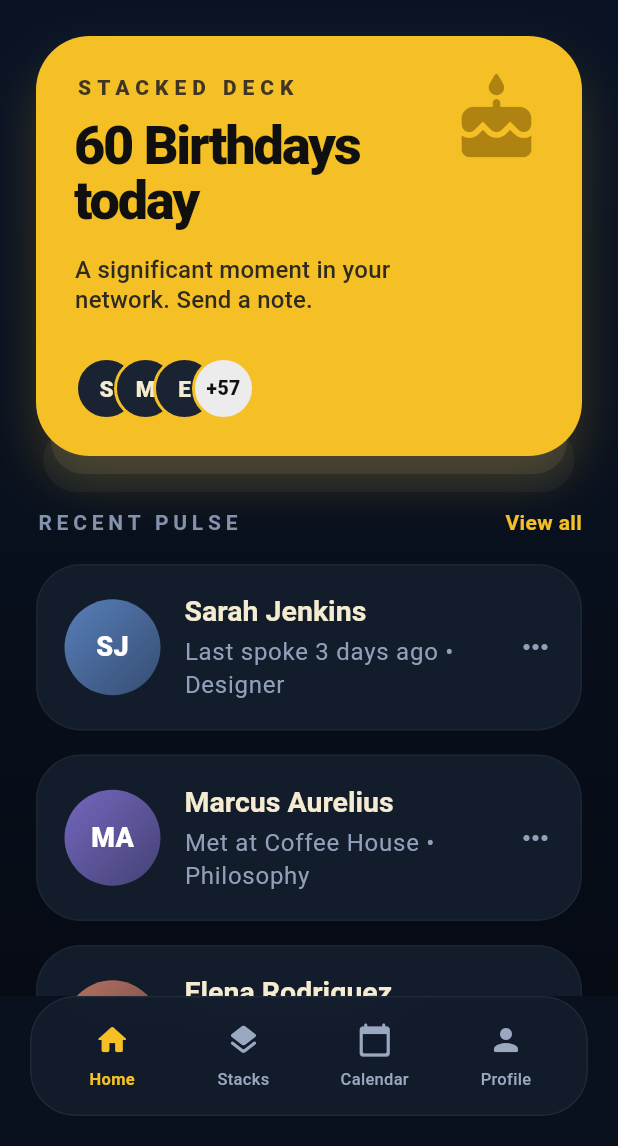
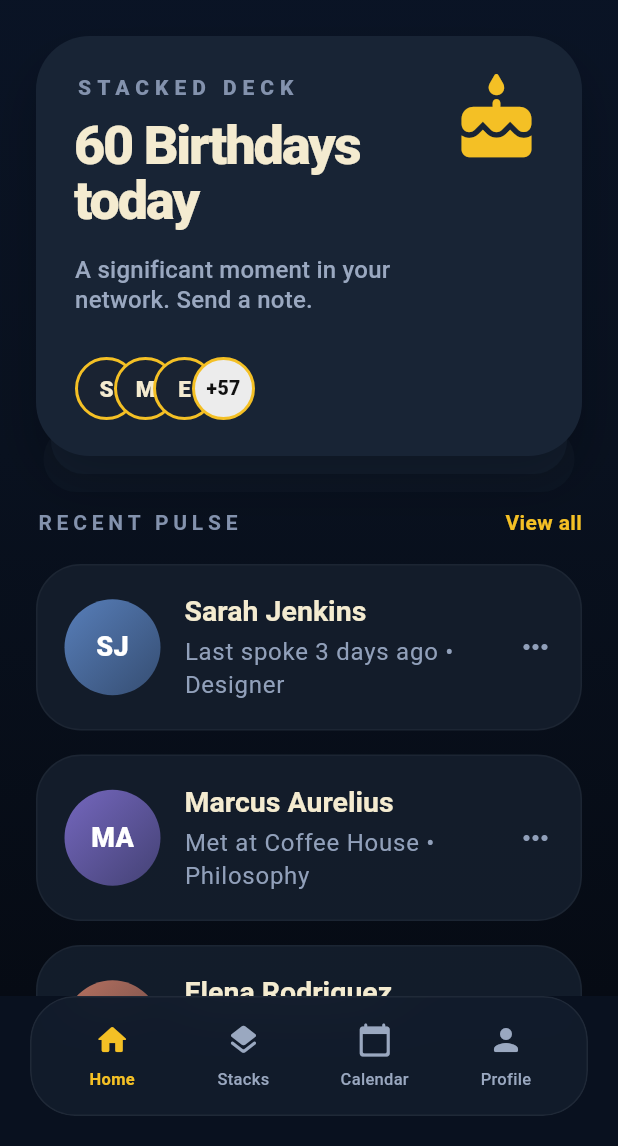
Before and after one commit to favodev/pith, a Flutter app: the screen it shows after launch, after a tap on the "search" icon, after a tap on the "close" icon, on a phone screen of 412 x 824 dp, the part 90-1236 px from its top. Run offline on Flutter 3.47's test engine with Material 3 defaults, Android fonts, the light colour scheme and no system bars.

Commit message:
feat: Add initial home dashboard, power search, and birthday stack screens, and a color extraction script.

```diff
--- a/lib/features/home/home_dashboard_screen.dart
+++ b/lib/features/home/home_dashboard_screen.dart
@@ -146,7 +146,7 @@ class _DeckCard extends StatelessWidget {
             child: Container(
               height: 44,
               decoration: BoxDecoration(
-                color: const Color(0xFFF5EAC5).withValues(alpha: 0.08),
+                color: const Color(0xFF182435).withValues(alpha: 0.5),
                 borderRadius: BorderRadius.circular(34),
               ),
             ),
@@ -158,7 +158,7 @@ class _DeckCard extends StatelessWidget {
             child: Container(
               height: 44,
               decoration: BoxDecoration(
-                color: const Color(0xFFF5EAC5).withValues(alpha: 0.04),
+                color: const Color(0xFF182435).withValues(alpha: 0.25),
                 borderRadius: BorderRadius.circular(34),
               ),
             ),
@@ -166,11 +166,11 @@ class _DeckCard extends StatelessWidget {
           Container(
             padding: const EdgeInsets.fromLTRB(26, 24, 26, 24),
             decoration: BoxDecoration(
-              color: const Color(0xFFF4C025),
+              color: const Color(0xFF182435),
               borderRadius: BorderRadius.circular(36),
               boxShadow: const [
                 BoxShadow(
-                  color: Color(0x33F4C025),
+                  color: Color(0x33000000),
                   blurRadius: 28,
                   offset: Offset(0, 18),
                 ),
@@ -189,7 +189,7 @@ class _DeckCard extends StatelessWidget {
                           Text(
                             'STACKED DECK',
                             style: Theme.of(context).textTheme.labelLarge?.copyWith(
-                              color: const Color(0xFF3F3522),
+                              color: const Color(0xFF8392AD),
                               letterSpacing: 4,
                               fontWeight: FontWeight.w800,
                             ),
@@ -198,7 +198,7 @@ class _DeckCard extends StatelessWidget {
                           Text(
                             deck.title,
                             style: Theme.of(context).textTheme.displaySmall?.copyWith(
-                              color: const Color(0xFF101010),
+                              color: const Color(0xFFF4EBD0),
                               fontWeight: FontWeight.w800,
                               height: 1.04,
                               letterSpacing: -1.4,
@@ -210,7 +210,7 @@ class _DeckCard extends StatelessWidget {
                             child: Text(
                               deck.subtitle,
                               style: Theme.of(context).textTheme.titleMedium?.copyWith(
-                                color: const Color(0xFF2E2A1F),
+                                color: const Color(0xFF9AA8C0),
                                 height: 1.25,
                               ),
                             ),
@@ -218,7 +218,7 @@ class _DeckCard extends StatelessWidget {
                         ],
                       ),
                     ),
-                    const Icon(Icons.cake_rounded, color: Color(0x88704E00), size: 62),
+                    const Icon(Icons.cake_rounded, color: Color(0xFFF4C025), size: 62),
                   ],
                 ),
                 const SizedBox(height: 28),
--- a/lib/features/search/power_search_screen.dart
+++ b/lib/features/search/power_search_screen.dart
@@ -54,7 +54,7 @@ class _PowerSearchScreenState extends State<PowerSearchScreen> {
       child: BackdropFilter(
         filter: ImageFilter.blur(sigmaX: 10, sigmaY: 10),
         child: Container(
-          color: const Color(0xE6221E10),
+          color: const Color(0xE609111F),
           child: SafeArea(
             child: Column(
               children: [
@@ -89,9 +89,9 @@ class _PowerSearchScreenState extends State<PowerSearchScreen> {
                   child: Container(
                     height: 68,
                     decoration: BoxDecoration(
-                      color: const Color(0xFFF4C025).withValues(alpha: 0.09),
+                      color: Colors.white.withValues(alpha: 0.05),
                       borderRadius: BorderRadius.circular(30),
-                      border: Border.all(color: const Color(0xFFF4C025).withValues(alpha: 0.18)),
+                      border: Border.all(color: Colors.white.withValues(alpha: 0.08)),
                     ),
                     child: Row(
                       children: [
@@ -128,9 +128,9 @@ class _PowerSearchScreenState extends State<PowerSearchScreen> {
                             margin: const EdgeInsets.only(right: 12),
                             decoration: BoxDecoration(
                               shape: BoxShape.circle,
-                              color: const Color(0xFFF4C025).withValues(alpha: 0.18),
+                              color: Colors.white.withValues(alpha: 0.08),
                             ),
-                            child: const Icon(Icons.close_rounded, color: Color(0xFFF4C025)),
+                            child: const Icon(Icons.close_rounded, color: Color(0xFF9AA8C0)),
                           ),
                         ),
                       ],
@@ -140,7 +140,11 @@ class _PowerSearchScreenState extends State<PowerSearchScreen> {
                 const SizedBox(height: 18),
                 const Padding(
                   padding: EdgeInsets.symmetric(horizontal: 22),
-                  child: Row(
+                  child: Align(
+                    alignment: Alignment.centerLeft,
+                    child: Wrap(
+                      spacing: 12,
+                      runSpacing: 12,
                       children: [
                         _SearchChip(
                           label: 'Nearby: San Carlos',
@@ -148,13 +152,13 @@ class _PowerSearchScreenState extends State<PowerSearchScreen> {
                           selected: true,
                           trailing: Icons.expand_more_rounded,
                         ),
-                      SizedBox(width: 12),
                         _SearchChip(
                           label: 'Contacts',
                           icon: Icons.group_rounded,
                           trailing: Icons.expand_more_rounded,
                         ),
                       ],
+                    ),
                   ),
                 ),
                 const SizedBox(height: 12),
@@ -175,7 +179,7 @@ class _PowerSearchScreenState extends State<PowerSearchScreen> {
                     child: Text(
                       'CONTACTS INTERESTED IN "${query.isEmpty ? 'RAP' : query.toUpperCase()}"',
                       style: Theme.of(context).textTheme.labelLarge?.copyWith(
-                        color: const Color(0xAAAF8F2A),
+                        color: const Color(0xFF8392AD),
                         letterSpacing: 3,
                         fontWeight: FontWeight.w800,
                       ),
@@ -226,12 +230,12 @@ class _SearchChip extends StatelessWidget {
       decoration: BoxDecoration(
         color: selected
             ? const Color(0xFFF4C025)
-            : const Color(0xFFF4C025).withValues(alpha: 0.08),
+            : Colors.white.withValues(alpha: 0.05),
         borderRadius: BorderRadius.circular(26),
         border: Border.all(
           color: selected
               ? Colors.transparent
-              : const Color(0xFFF4C025).withValues(alpha: 0.14),
+              : Colors.white.withValues(alpha: 0.08),
         ),
         boxShadow: selected
             ? const [
@@ -249,13 +253,13 @@ class _SearchChip extends StatelessWidget {
           Icon(
             icon,
             size: 20,
-            color: selected ? const Color(0xFF111111) : const Color(0xFFF4C025),
+            color: selected ? const Color(0xFF111111) : const Color(0xFF9AA8C0),
           ),
           const SizedBox(width: 10),
           Text(
             label,
             style: TextStyle(
-              color: selected ? const Color(0xFF111111) : const Color(0xFFEAE3CC),
+              color: selected ? const Color(0xFF111111) : const Color(0xFF9AA8C0),
               fontWeight: FontWeight.w700,
             ),
           ),
@@ -264,7 +268,7 @@ class _SearchChip extends StatelessWidget {
             Icon(
               trailing,
               size: 20,
-              color: selected ? const Color(0xFF111111) : const Color(0xAAEAE3CC),
+              color: selected ? const Color(0xFF111111) : const Color(0xAA9AA8C0),
             ),
           ],
         ],
@@ -300,8 +304,8 @@ class _SearchResultRow extends StatelessWidget {
                   alignment: Alignment.center,
                   decoration: BoxDecoration(
                     shape: BoxShape.circle,
-                    color: const Color(0xFFF4EBD0).withValues(alpha: 0.12),
-                    border: Border.all(color: const Color(0xFFF4C025).withValues(alpha: 0.24), width: 2),
+                    color: Colors.white.withValues(alpha: 0.08),
+                    border: Border.all(color: Colors.white.withValues(alpha: 0.12), width: 2),
                   ),
                   child: Text(
                     contact.initials,
@@ -321,7 +325,7 @@ class _SearchResultRow extends StatelessWidget {
                     decoration: BoxDecoration(
                       shape: BoxShape.circle,
                       color: contact.statusColor,
-                      border: Border.all(color: const Color(0xFF221E10), width: 2),
+                      border: Border.all(color: const Color(0xFF09111F), width: 2),
                     ),
                   ),
                 ),
@@ -356,7 +360,7 @@ class _SearchResultRow extends StatelessWidget {
               Icons.auto_awesome_rounded,
               color: contact.highlighted
                   ? const Color(0xFFF4C025)
-                  : const Color(0x66F4C025),
+                  : Colors.white.withValues(alpha: 0.1),
             ),
           ],
         ),
@@ -376,11 +380,11 @@ class _SearchMapCard extends StatelessWidget {
           height: 180,
           decoration: BoxDecoration(
             borderRadius: BorderRadius.circular(26),
-            border: Border.all(color: const Color(0xFFF4C025).withValues(alpha: 0.14)),
+            border: Border.all(color: Colors.white.withValues(alpha: 0.08)),
             gradient: const LinearGradient(
               begin: Alignment.topLeft,
               end: Alignment.bottomRight,
-              colors: [Color(0x554C4630), Color(0x333A3625)],
+              colors: [Color(0x55182435), Color(0x3309111F)],
             ),
           ),
           child: Stack(
@@ -411,7 +415,7 @@ class _SearchMapCard extends StatelessWidget {
         Text(
           'ACTIVE SEARCH IN SAN CARLOS',
           style: Theme.of(context).textTheme.labelLarge?.copyWith(
-            color: const Color(0xAAAF8F2A),
+            color: const Color(0xFF8392AD),
             letterSpacing: 3,
             fontWeight: FontWeight.w800,
           ),
@@ -425,7 +429,7 @@ class _MapPainter extends CustomPainter {
   @override
   void paint(Canvas canvas, Size size) {
     final linePaint = Paint()
-      ..color = const Color(0x66A29263)
+      ..color = Colors.white.withValues(alpha: 0.1)
       ..style = PaintingStyle.stroke
       ..strokeWidth = 1.2;
 
```
Also changed, not shown: lib/features/birthdays/birthday_stack_screen.dart (+4 -4 lines), 1 other file. Lines whose indentation alone changed are shown as unchanged.
